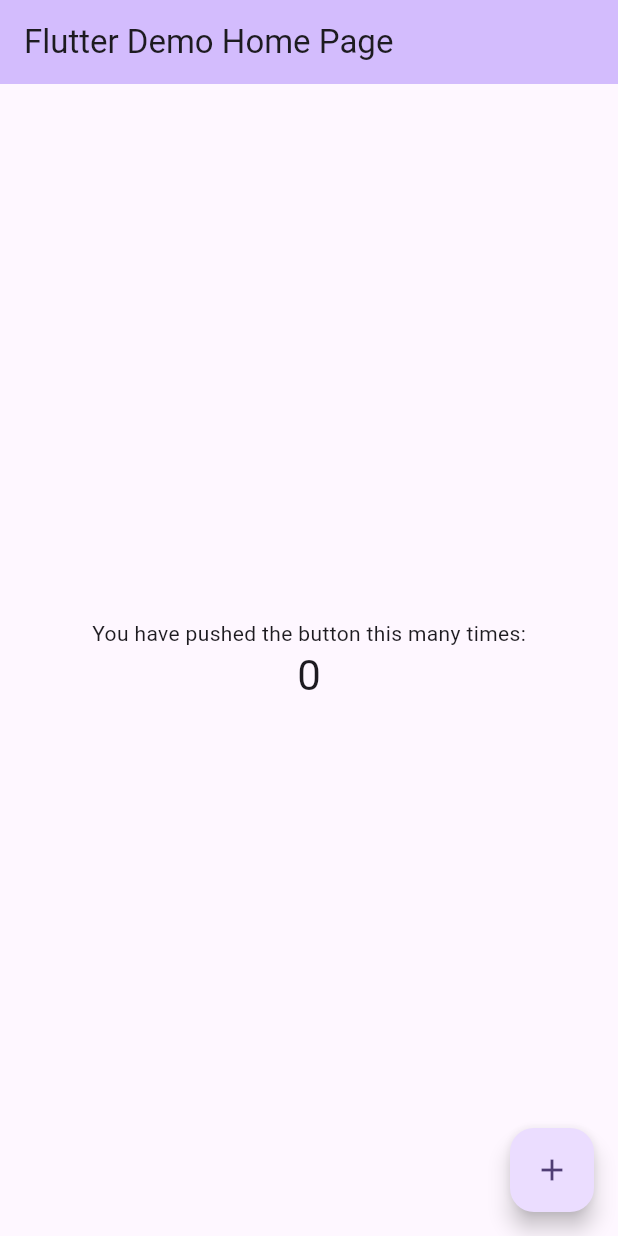
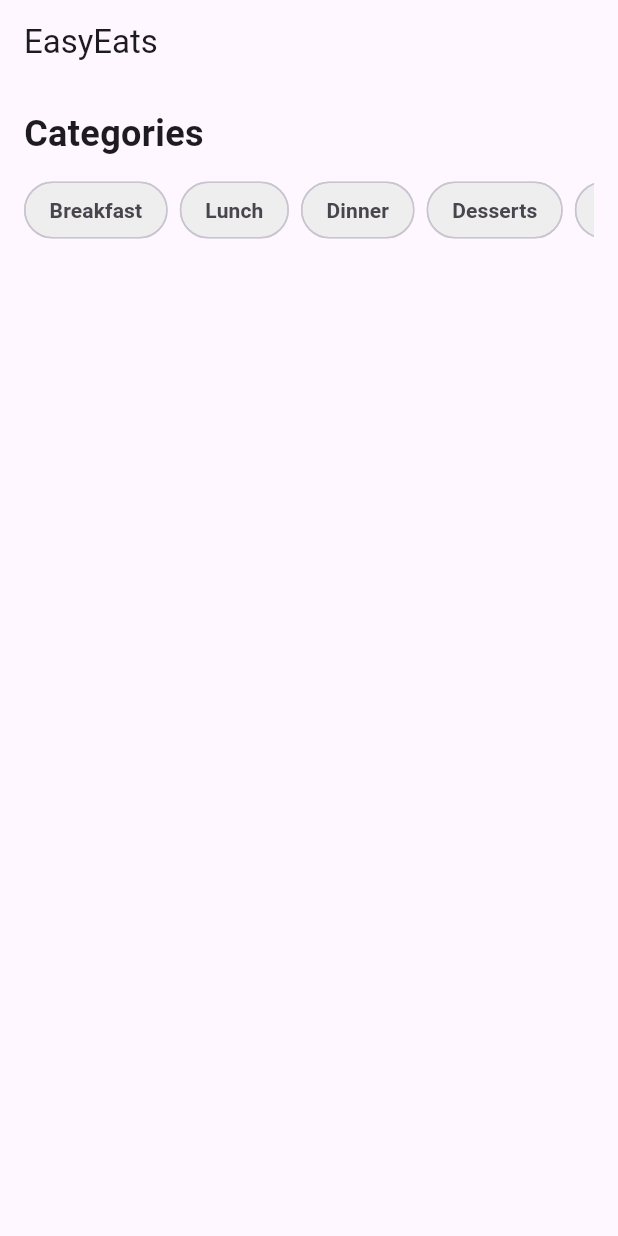
Before and after one commit to angelobaricante/EasyEats, a Flutter app: the screen it shows after launch, on a phone screen of 412 x 824 dp. Run offline on Flutter 3.47's test engine with Material 3 defaults, Android fonts, the light colour scheme and no system bars.

Commit message:
add categories section

```diff
--- /dev/null
+++ b/lib/components/category_section.dart
@@ -0,0 +1,97 @@
+import 'package:flutter/material.dart';
+
+class CategorySection extends StatelessWidget {
+  @override
+  Widget build(BuildContext context) {
+    return Scaffold(
+      appBar: AppBar(
+        title: Text('EasyEats'),
+      ),
+      body: Center(
+        child: CategoryChips(),
+      ),
+    );
+  }
+}
+
+class CategoryChips extends StatelessWidget {
+  final List<String> categories = [
+    'Breakfast',
+    'Lunch',
+    'Dinner',
+    'Desserts',
+    'Vegetarian',
+    'Quick & Easy'
+  ];
+
+  @override
+  Widget build(BuildContext context) {
+    return Padding(
+      padding: const EdgeInsets.all(16.0),
+      child: Column(
+        crossAxisAlignment: CrossAxisAlignment.start,
+        children: [
+          Text(
+            'Categories',
+            style: TextStyle(
+              fontSize: 24,
+              fontWeight: FontWeight.bold,
+            ),
+          ),
+          SizedBox(height: 10),
+          SingleChildScrollView(
+            scrollDirection: Axis.horizontal,
+            child: Row(
+              children: categories.map((category) {
+                return Padding(
+                  padding: const EdgeInsets.only(right: 8.0),
+                  child: GestureDetector(
+                    onTap: () {
+                      Navigator.push(
+                        context,
+                        MaterialPageRoute(
+                          builder: (context) =>
+                              CategoryScreen(category: category),
+                        ),
+                      );
+                    },
+                    child: Chip(
+                      label: Text(
+                        category,
+                        style: TextStyle(
+                          fontWeight: FontWeight.bold,
+                        ),
+                      ),
+                      backgroundColor: Colors.grey[200],
+                      shape: RoundedRectangleBorder(
+                        borderRadius: BorderRadius.circular(20),
+                      ),
+                    ),
+                  ),
+                );
+              }).toList(),
+            ),
+          ),
+        ],
+      ),
+    );
+  }
+}
+
+class CategoryScreen extends StatelessWidget {
+  final String category;
+
+  CategoryScreen({required this.category});
+
+  @override
+  Widget build(BuildContext context) {
+    return Scaffold(
+      appBar: AppBar(
+        title: Text(category),
+      ),
+      body: Center(
+        child: Text('Welcome to the $category screen!'),
+      ),
+    );
+  }
+}
--- a/lib/main.dart
+++ b/lib/main.dart
@@ -1,125 +1,20 @@
+import 'package:easyeats/components/category_section.dart';
 import 'package:flutter/material.dart';
 
 void main() {
-  runApp(const MyApp());
+  runApp(MyApp());
 }
 
 class MyApp extends StatelessWidget {
-  const MyApp({super.key});
-
-  // This widget is the root of your application.
   @override
   Widget build(BuildContext context) {
     return MaterialApp(
-      title: 'Flutter Demo',
+      title: 'EasyEats',
       theme: ThemeData(
-        // This is the theme of your application.
-        //
-        // TRY THIS: Try running your application with "flutter run". You'll see
-        // the application has a purple toolbar. Then, without quitting the app,
-        // try changing the seedColor in the colorScheme below to Colors.green
-        // and then invoke "hot reload" (save your changes or press the "hot
-        // reload" button in a Flutter-supported IDE, or press "r" if you used
-        // the command line to start the app).
-        //
-        // Notice that the counter didn't reset back to zero; the application
-        // state is not lost during the reload. To reset the state, use hot
-        // restart instead.
-        //
-        // This works for code too, not just values: Most code changes can be
-        // tested with just a hot reload.
-        colorScheme: ColorScheme.fromSeed(seedColor: Colors.deepPurple),
-        useMaterial3: true,
+        primarySwatch: Colors.blue,
       ),
-      home: const MyHomePage(title: 'Flutter Demo Home Page'),
+      home:
+          CategorySection(), // Directly set CategorySection as the home screen
     );
   }
 }
-
-class MyHomePage extends StatefulWidget {
-  const MyHomePage({super.key, required this.title});
-
-  // This widget is the home page of your application. It is stateful, meaning
-  // that it has a State object (defined below) that contains fields that affect
-  // how it looks.
-
-  // This class is the configuration for the state. It holds the values (in this
-  // case the title) provided by the parent (in this case the App widget) and
-  // used by the build method of the State. Fields in a Widget subclass are
-  // always marked "final".
-
-  final String title;
-
-  @override
-  State<MyHomePage> createState() => _MyHomePageState();
-}
-
-class _MyHomePageState extends State<MyHomePage> {
-  int _counter = 0;
-
-  void _incrementCounter() {
-    setState(() {
-      // This call to setState tells the Flutter framework that something has
-      // changed in this State, which causes it to rerun the build method below
-      // so that the display can reflect the updated values. If we changed
-      // _counter without calling setState(), then the build method would not be
-      // called again, and so nothing would appear to happen.
-      _counter++;
-    });
-  }
-
-  @override
-  Widget build(BuildContext context) {
-    // This method is rerun every time setState is called, for instance as done
-    // by the _incrementCounter method above.
-    //
-    // The Flutter framework has been optimized to make rerunning build methods
-    // fast, so that you can just rebuild anything that needs updating rather
-    // than having to individually change instances of widgets.
-    return Scaffold(
-      appBar: AppBar(
-        // TRY THIS: Try changing the color here to a specific color (to
-        // Colors.amber, perhaps?) and trigger a hot reload to see the AppBar
-        // change color while the other colors stay the same.
-        backgroundColor: Theme.of(context).colorScheme.inversePrimary,
-        // Here we take the value from the MyHomePage object that was created by
-        // the App.build method, and use it to set our appbar title.
-        title: Text(widget.title),
-      ),
-      body: Center(
-        // Center is a layout widget. It takes a single child and positions it
-        // in the middle of the parent.
-        child: Column(
-          // Column is also a layout widget. It takes a list of children and
-          // arranges them vertically. By default, it sizes itself to fit its
-          // children horizontally, and tries to be as tall as its parent.
-          //
-          // Column has various properties to control how it sizes itself and
-          // how it positions its children. Here we use mainAxisAlignment to
-          // center the children vertically; the main axis here is the vertical
-          // axis because Columns are vertical (the cross axis would be
-          // horizontal).
-          //
-          // TRY THIS: Invoke "debug painting" (choose the "Toggle Debug Paint"
-          // action in the IDE, or press "p" in the console), to see the
-          // wireframe for each widget.
-          mainAxisAlignment: MainAxisAlignment.center,
-          children: <Widget>[
-            const Text(
-              'You have pushed the button this many times:',
-            ),
-            Text(
-              '$_counter',
-              style: Theme.of(context).textTheme.headlineMedium,
-            ),
-          ],
-        ),
-      ),
-      floatingActionButton: FloatingActionButton(
-        onPressed: _incrementCounter,
-        tooltip: 'Increment',
-        child: const Icon(Icons.add),
-      ), // This trailing comma makes auto-formatting nicer for build methods.
-    );
-  }
-}
```
